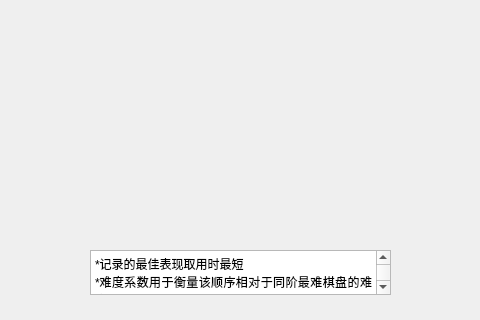
CHEN20060804/huarongdao, file rankpage.ui: the form before one commit; both pictures show x 180 to 660 and y 280 to 600 of the 850 by 600 pixel window.
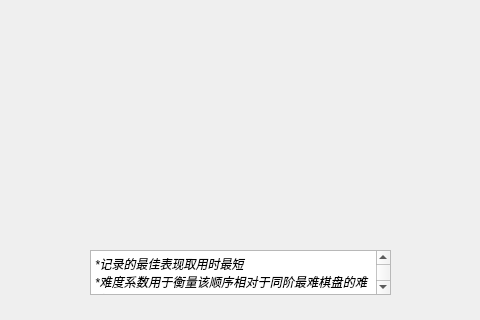
The form after the commit.

Patch:
```diff
--- a/rankpage.ui
+++ b/rankpage.ui
@@ -32,9 +32,9 @@
 hr { height: 1px; border-width: 0; }
 li.unchecked::marker { content: &quot;\2610&quot;; }
 li.checked::marker { content: &quot;\2612&quot;; }
-&lt;/style&gt;&lt;/head&gt;&lt;body style=&quot; font-family:'Microsoft YaHei UI'; font-size:9pt; font-weight:400; font-style:normal;&quot;&gt;
-&lt;p style=&quot; margin-top:0px; margin-bottom:0px; margin-left:0px; margin-right:0px; -qt-block-indent:0; text-indent:0px;&quot;&gt;*记录的最佳表现取用时最短&lt;/p&gt;
-&lt;p align=&quot;justify&quot; style=&quot; margin-top:0px; margin-bottom:0px; margin-left:0px; margin-right:0px; -qt-block-indent:0; text-indent:0px;&quot;&gt;*难度系数用于衡量该顺序相对于同阶最难棋盘的难度&lt;/p&gt;&lt;/body&gt;&lt;/html&gt;</string>
+&lt;/style&gt;&lt;/head&gt;&lt;body style=&quot; font-family:'楷体'; font-size:9pt; font-weight:400; font-style:normal;&quot;&gt;
+&lt;p align=&quot;justify&quot; style=&quot; margin-top:0px; margin-bottom:0px; margin-left:0px; margin-right:0px; -qt-block-indent:0; text-indent:0px;&quot;&gt;&lt;span style=&quot; font-family:'Microsoft YaHei UI'; font-style:italic;&quot;&gt;*记录的最佳表现取用时最短&lt;/span&gt;&lt;/p&gt;
+&lt;p align=&quot;justify&quot; style=&quot; margin-top:0px; margin-bottom:0px; margin-left:0px; margin-right:0px; -qt-block-indent:0; text-indent:0px;&quot;&gt;&lt;span style=&quot; font-family:'Microsoft YaHei UI'; font-style:italic;&quot;&gt;*难度系数用于衡量该顺序相对于同阶最难棋盘的难度&lt;/span&gt;&lt;/p&gt;&lt;/body&gt;&lt;/html&gt;</string>
    </property>
   </widget>
  </widget>
```
Left out of the diff: 3 changed lines with no effect on the pictures.
